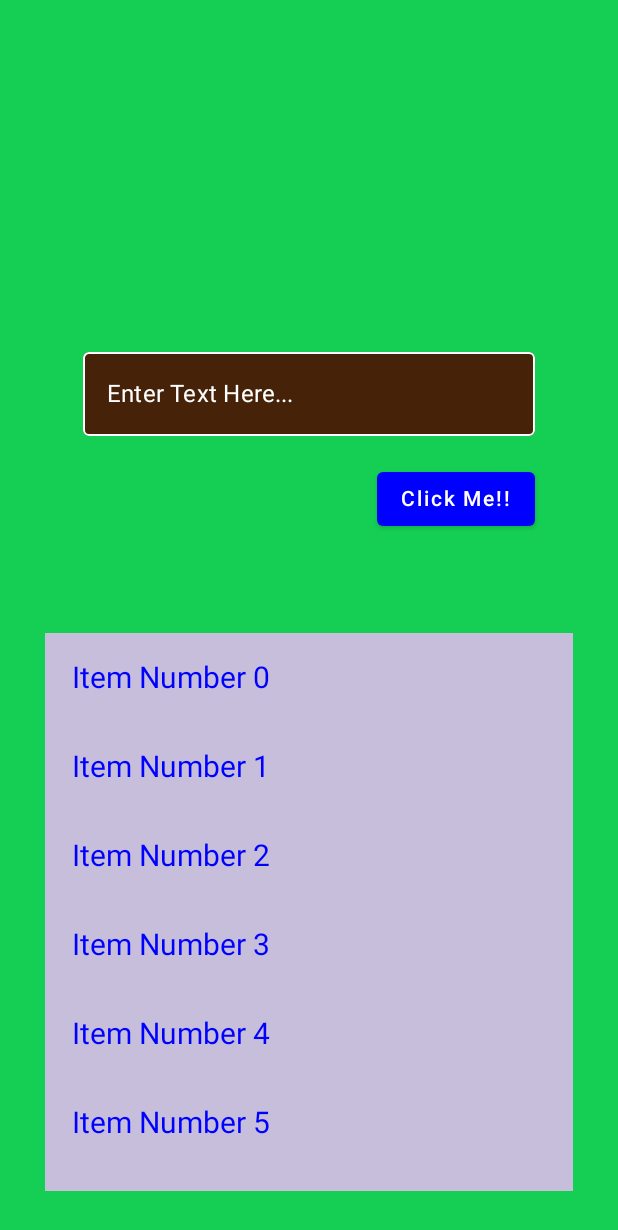
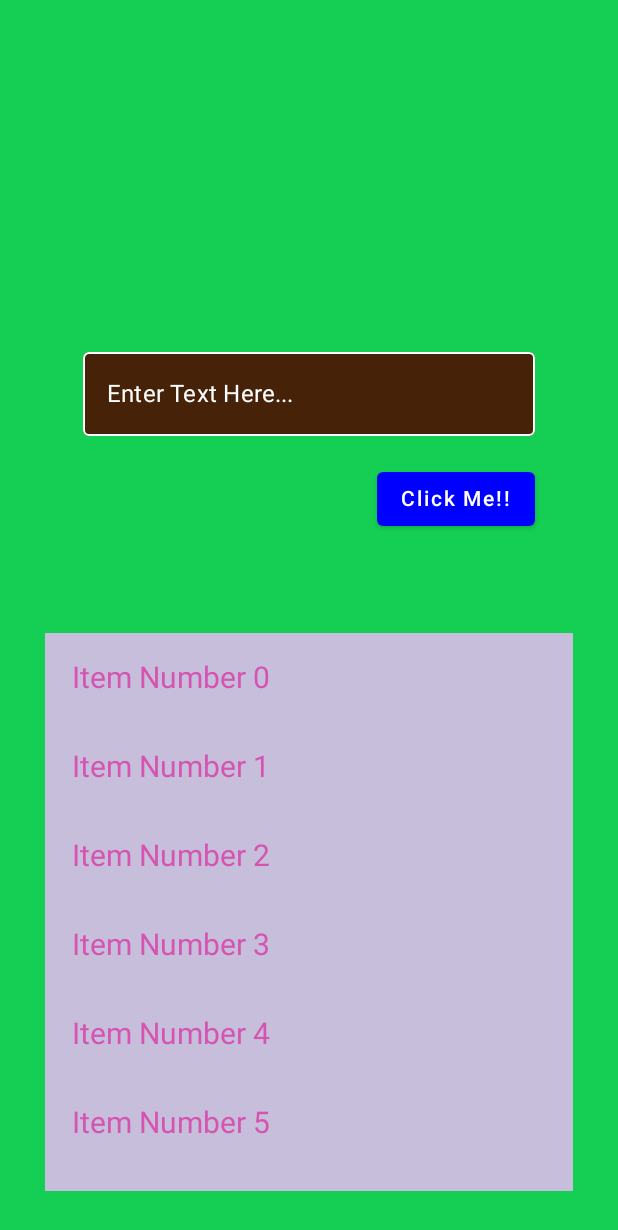
Before and after one commit to APsan785/Practicing-Compose, an Android app built with Jetpack Compose: the screen it shows after launch (MainActivity), on a phone screen of 412 x 824 dp. Shown: the top 1230 px of the screen. Run offline under Robolectric (Android 15) with nearby library versions, the phone set to English and light mode, and no system bars.

```diff
--- a/app/src/main/java/com/apsan/practicingcompose/MainActivity.kt
+++ b/app/src/main/java/com/apsan/practicingcompose/MainActivity.kt
@@ -127,7 +127,7 @@ class MainActivity : ComponentActivity() {
                                     .fillMaxWidth()
                                     .background(Color(0xFFC6BEDA))
                                     .padding(18.dp),
-                                color = Color.Blue
+                                color = Color(0xFFD654B1)
                             )
                         }
                     }
```
